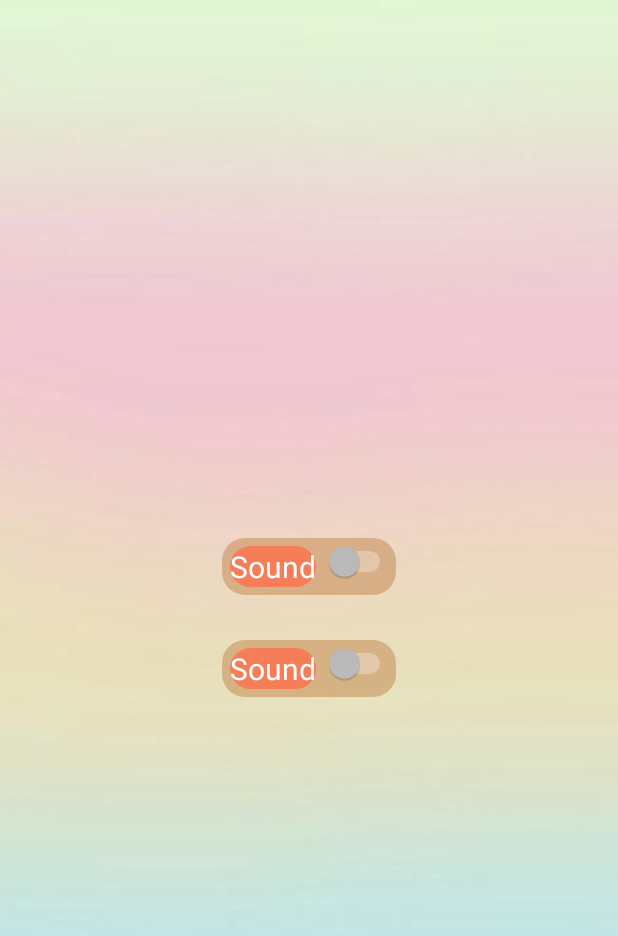
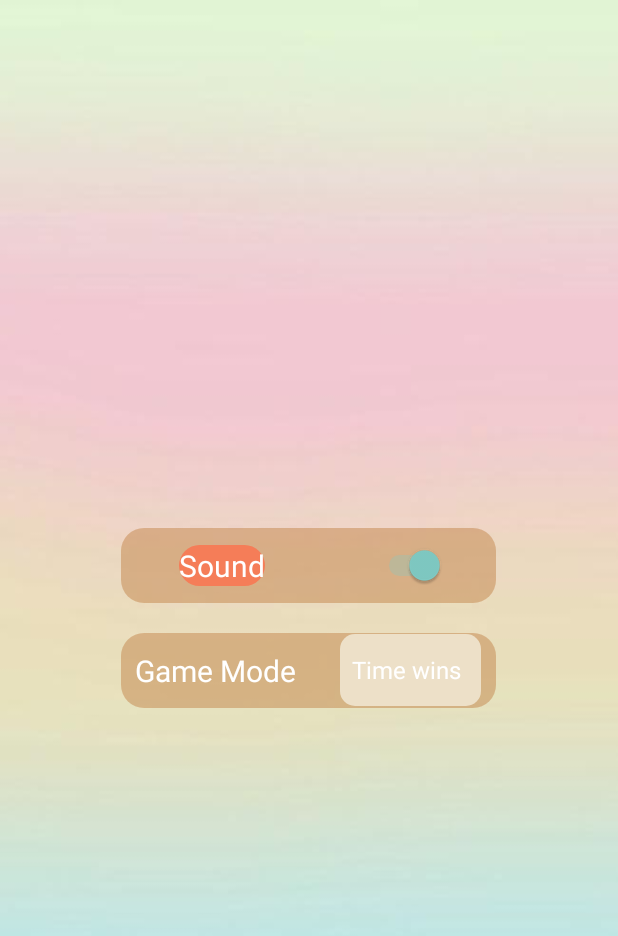
Before and after one commit to Boxx9s/My2048, an Android app: the SettingActivity screen opened directly, with no data from a screen before it, on a phone screen of 412 x 824 dp. Shown: the top 936 px of the screen. Run offline under Robolectric (Android 15) with nearby library versions, the phone set to English and light mode, and no system bars; 1 statement that could not run was skipped.

Commit message:
解决桌面组建动态更新问题。

```diff
--- a/app/build.gradle
+++ b/app/build.gradle
@@ -20,6 +20,7 @@ android {
 }
 
 dependencies {
+    compile 'com.android.support:percent:22.2.0'
     implementation fileTree(dir: 'libs', include: ['*.jar'])
     implementation 'androidx.appcompat:appcompat:1.1.0'
     implementation 'androidx.constraintlayout:constraintlayout:1.1.3'
--- a/app/src/main/java/com/example/my2048/RankWidget.java
+++ b/app/src/main/java/com/example/my2048/RankWidget.java
@@ -7,6 +7,7 @@ import android.content.Intent;
 import android.widget.RemoteViews;
 
 import com.example.my2048.service.RankWidgetService;
+import com.example.my2048.service.WidgetUpdateService;
 
 /**
  * Implementation of App Widget functionality.
@@ -20,6 +21,8 @@ public class RankWidget extends AppWidgetProvider {
     @Override
     public void onUpdate(Context context, AppWidgetManager appWidgetManager, int[] appWidgetIds) {
         // There may be multiple widgets active, so update all of them
+
+        context.startService(new Intent(context, WidgetUpdateService.class));
         AppWidgetManager manager = AppWidgetManager.getInstance(context);
         for (int appWidgetId : appWidgetIds) {
             mIntent =  new Intent(context, RankWidgetService.class);
--- a/app/src/main/java/com/example/my2048/SettingActivity.java
+++ b/app/src/main/java/com/example/my2048/SettingActivity.java
@@ -1,23 +1,81 @@
 package com.example.my2048;
 
+import android.app.Application;
 import android.os.Bundle;
+import android.os.RemoteException;
+import android.util.Log;
 import android.view.View;
+import android.widget.Adapter;
+import android.widget.ArrayAdapter;
+import android.widget.CompoundButton;
+import android.widget.RadioGroup;
+import android.widget.Spinner;
+import android.widget.Switch;
+import android.widget.Toast;
 
 import androidx.appcompat.app.AppCompatActivity;
+
+import com.example.my2048.base.MyApplication;
+
+import java.util.ArrayList;
+import java.util.List;
 
 /**
  * @author zhb
  */
 public class SettingActivity extends AppCompatActivity implements View.OnClickListener {
+    private Switch mSoundSwitch;
+    private MyApplication mp;
+    private Spinner mSpinnerGameMode;
+    private List<String> list = new ArrayList<String>();
+    private ArrayAdapter<CharSequence> mAdapter;
 
     @Override
     protected void onCreate(Bundle savedInstanceState){
+
         super.onCreate(savedInstanceState);
         setContentView(R.layout.activity_setting);
+        mSoundSwitch = findViewById(R.id.sound_switch);
+        try {
+            initData();
+        } catch (RemoteException pE) {
+            pE.printStackTrace();
+        }
+        CompoundButton.OnCheckedChangeListener listener = new CompoundButton.OnCheckedChangeListener() {
+            @Override
+            public void onCheckedChanged(CompoundButton pCompoundButton, boolean pB) {
+                try {
+                    if(pB){
+                        mp.aidl.setMute(pB);
+                        mp.isMute = pB;
+                        Log.i("TAG", "onCheckedChanged: "+ mp.aidl.isMute());
+                    }else {
+                        mp.aidl.setMute(pB);
+                        mp.isMute = pB;
+                        Log.i("TAG", "onCheckedChanged: "+ mp.aidl.isMute());
+                    }
+                } catch (RemoteException pE) {
+                    pE.printStackTrace();
+                }
+            }
+        };
+        mSoundSwitch.setOnCheckedChangeListener(listener);
+        mSpinnerGameMode = findViewById(R.id.game_mode_spinner);
+        mAdapter = ArrayAdapter.createFromResource(this, R.array.spinner_item,R.layout.support_simple_spinner_dropdown_item);
+        mAdapter.setDropDownViewResource(R.layout.support_simple_spinner_dropdown_item);
+        mSpinnerGameMode.setAdapter(mAdapter);
+    }
 
+    public void initData() throws RemoteException {
+        mp = (MyApplication)getApplication();
+        mSoundSwitch.setChecked(mp.aidl.isMute());
     }
+
     @Override
     public void onClick(View view) {
-
+        switch (view.getId()){
+            default:
+                break;
+        }
     }
 }
--- a/app/src/main/java/com/example/my2048/util/SoundPlayUtils.java
+++ b/app/src/main/java/com/example/my2048/util/SoundPlayUtils.java
@@ -22,13 +22,10 @@ public class SoundPlayUtils {
             if (soundPlayUtils == null) {
                 soundPlayUtils = new SoundPlayUtils();
             }
-
             // 初始化声音
             mContext = context;
-
             mSoundPlayer.load(mContext, R.raw.hecheng, 1);// 1
             mSoundPlayer.load(mContext, R.raw.yidong2, 1);// 2
-
             return soundPlayUtils;
         }
 
--- a/app/src/main/res/layout/activity_setting.xml
+++ b/app/src/main/res/layout/activity_setting.xml
@@ -6,9 +6,15 @@
     android:gravity="center"
     android:background="@drawable/main_bg">
     <LinearLayout
+        android:layout_width="250dp"
+        android:layout_height="50dp"
+        android:background="@drawable/main_btn1"
+        android:gravity="center">
+        <LinearLayout
             android:layout_width="wrap_content"
-        android:background="@drawable/main_btn1"
-        android:layout_height="wrap_content">
+            android:layout_height="wrap_content"
+            android:layout_weight="1"
+            android:gravity="center">
             <TextView
                 android:layout_width="wrap_content"
                 android:background="@drawable/main_btn2"
@@ -18,25 +24,49 @@
                 android:layout_margin="5dp"
                 android:textColor="#FFF"
                 android:layout_height="wrap_content"/>
-        <Switch
-            android:layout_width="wrap_content"
-            android:layout_height="wrap_content"/>
         </LinearLayout>
             <LinearLayout
                 android:layout_width="wrap_content"
+                android:layout_height="wrap_content"
+                android:layout_weight="1"
+                android:gravity="center">
+                <Switch
+                    android:id="@+id/sound_switch"
+                    android:layout_width="wrap_content"
+                    android:layout_height="wrap_content"
+                    android:checked="true"/>
+            </LinearLayout>
+    </LinearLayout>
+    <LinearLayout
+        android:layout_width="250dp"
+        android:layout_height="50dp"
         android:background="@drawable/main_btn1"
+        android:gravity="center"
+        android:layout_marginTop="20dp">
+        <LinearLayout
+            android:layout_width="wrap_content"
             android:layout_height="wrap_content"
-        android:layout_marginTop="30dp">
+            android:gravity="center"
+            android:layout_weight="1">
             <TextView
                 android:layout_width="wrap_content"
-            android:background="@drawable/main_btn2"
-            android:text="@string/setting_sound"
+                android:layout_height="wrap_content"
+                android:textColor="#FFF"
                 android:textSize="20sp"
-            android:layout_margin="5dp"
-            android:textColor="#FFF"
-            android:layout_height="wrap_content"/>
-        <Switch
+                android:text="Game Mode"
+                android:layout_marginRight="10dp"/>
+        </LinearLayout>
+        <LinearLayout
             android:layout_width="wrap_content"
-            android:layout_height="wrap_content"/>
+            android:layout_height="wrap_content"
+            android:gravity="center"
+            android:layout_weight="1">
+            <Spinner
+                android:background="@drawable/text_4"
+                android:id="@+id/game_mode_spinner"
+                android:layout_width="wrap_content"
+                android:layout_height="wrap_content"
+                android:spinnerMode="dialog"/>
         </LinearLayout>
     </LinearLayout>
+</LinearLayout>
--- /dev/null
+++ b/app/src/main/res/layout/spinner_item.xml
@@ -0,0 +1,5 @@
+<?xml version="1.0" encoding="utf-8"?>
+<TextView xmlns:android="http://schemas.android.com/apk/res/android"
+    android:layout_width="match_parent"
+    android:layout_height="match_parent"
+    />
--- a/app/src/main/res/values/strings.xml
+++ b/app/src/main/res/values/strings.xml
@@ -11,6 +11,8 @@
     <string name="setting_sound">Sound</string>
     <string name="player">Player:</string>
     <string name="defaultName">player</string>
-    <string name="appwidget_text">EXAMPLE</string>
-    <string name="add_widget">Add widget</string>
+    <string-array name="spinner_item">
+        <item>Time wins</item>
+        <item>Score wins</item>
+    </string-array>
 </resources>
--- a/app/src/main/res/xml/rank_widget_info.xml
+++ b/app/src/main/res/xml/rank_widget_info.xml
@@ -5,5 +5,5 @@
     android:minWidth="250dp"
     android:minHeight="180dp"
     android:resizeMode="horizontal|vertical"
-    android:updatePeriodMillis="86400000"
+    android:updatePeriodMillis="100"
     android:widgetCategory="home_screen" />
--- a/build.gradle
+++ b/build.gradle
@@ -8,7 +8,6 @@ buildscript {
     }
     dependencies {
         classpath 'com.android.tools.build:gradle:3.5.2'
-
         // NOTE: Do not place your application dependencies here; they belong
         // in the individual module build.gradle files
     }
```
Also changed, not shown: app/src/main/AndroidManifest.xml (+10 -2 lines), app/src/main/java/com/example/my2048/GameActivity.java (+24 -15 lines), app/src/main/java/com/example/my2048/MainActivity.java (+9 -8 lines), app/src/main/java/com/example/my2048/base/MyApplication.java (+8 -2 lines), app/src/main/java/com/example/my2048/service/RankService.java (+18 -3 lines), app/src/main/java/com/example/my2048/service/RankWidgetService.java (+7 -0 lines), app/src/main/java/com/example/my2048/service/WidgetUpdateService.java (added, +89 -0 lines), app/src/main/aidl/com/example/my2048/RankistAIDL.aidl. Lines whose indentation alone changed are shown as unchanged.
